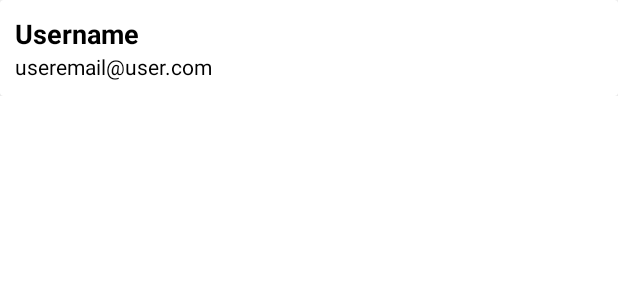
After one commit to hdpolover/ybbadminproject, an Android app: the layout row_user.xml on its own in the app's theme, with its tools: preview values and no code run, on a phone screen of 412 x 824 dp. The commit adds this screen. Shown: the top 300 px of the screen. Run offline under Robolectric (Android 15) with nearby library versions, the phone set to English and light mode, and no system bars.

Commit message:
updated user activity

```diff
--- a/app/build.gradle
+++ b/app/build.gradle
@@ -36,6 +36,10 @@ dependencies {
     implementation 'com.google.android.material:material:1.2.0-alpha03'
 
     implementation 'org.ocpsoft.prettytime:prettytime:4.0.1.Final'
+
+    //glide
+    implementation 'com.github.bumptech.glide:glide:4.10.0'
+    annotationProcessor 'com.github.bumptech.glide:compiler:4.10.0'
 }
 
 apply plugin: 'com.google.gms.google-services'
--- a/app/src/main/AndroidManifest.xml
+++ b/app/src/main/AndroidManifest.xml
@@ -12,7 +12,8 @@
         android:roundIcon="@mipmap/ic_launcher_round"
         android:supportsRtl="true"
         android:theme="@style/AppTheme">
-        <activity android:name=".ReportsActivity"></activity>
+        <activity android:name=".DeepLinkActivity"></activity>
+        <activity android:name=".ReportsActivity" />
         <activity android:name=".UsersActivity" />
         <activity android:name=".FeedbacksActivity" />
         <activity android:name=".EventsActivity" />
--- a/app/src/main/java/com/hdpolover/ybbadminproject/DashboardActivity.java
+++ b/app/src/main/java/com/hdpolover/ybbadminproject/DashboardActivity.java
@@ -32,7 +32,7 @@ public class DashboardActivity extends AppCompatActivity {
         usersLayout.setOnClickListener(new View.OnClickListener() {
             @Override
             public void onClick(View view) {
-                Toast.makeText(getApplicationContext(), "Clicked", Toast.LENGTH_SHORT).show();
+                startActivity(new Intent(DashboardActivity.this, UsersActivity.class));
             }
         });
 
--- a/app/src/main/java/com/hdpolover/ybbadminproject/ReportsActivity.java
+++ b/app/src/main/java/com/hdpolover/ybbadminproject/DeepLinkActivity.java
@@ -4,11 +4,11 @@ import androidx.appcompat.app.AppCompatActivity;
 
 import android.os.Bundle;
 
-public class ReportsActivity extends AppCompatActivity {
+public class DeepLinkActivity extends AppCompatActivity {
 
     @Override
     protected void onCreate(Bundle savedInstanceState) {
         super.onCreate(savedInstanceState);
-        setContentView(R.layout.activity_reports);
+        setContentView(R.layout.activity_deep_link);
     }
 }
--- /dev/null
+++ b/app/src/main/res/layout/row_user.xml
@@ -0,0 +1,39 @@
+<?xml version="1.0" encoding="utf-8"?>
+<LinearLayout xmlns:android="http://schemas.android.com/apk/res/android"
+    xmlns:app="http://schemas.android.com/apk/res-auto"
+    android:orientation="vertical"
+    android:layout_width="match_parent"
+    android:layout_height="wrap_content">
+
+    <androidx.cardview.widget.CardView
+        android:layout_width="match_parent"
+        android:layout_height="wrap_content"
+        app:contentPadding="10dp"
+        android:elevation="3dp">
+
+        <LinearLayout
+            android:layout_width="match_parent"
+            android:layout_height="wrap_content"
+            android:orientation="vertical">
+
+            <TextView
+                android:id="@+id/usernameTv"
+                android:layout_width="match_parent"
+                android:layout_height="wrap_content"
+                android:textColor="@color/colorBlack"
+                android:textSize="18sp"
+                android:textStyle="bold"
+                android:text="Username"/>
+
+            <TextView
+                android:id="@+id/userEmailTv"
+                android:layout_width="match_parent"
+                android:layout_height="wrap_content"
+                android:textColor="@color/colorBlack"
+                android:text="useremail@user.com"/>
+
+        </LinearLayout>
+
+    </androidx.cardview.widget.CardView>
+
+</LinearLayout>
```
Also changed, not shown: app/src/main/java/com/hdpolover/ybbadminproject/Adapters/AdapterUsers.java (added, +62 -0 lines), app/src/main/java/com/hdpolover/ybbadminproject/Models/ModelUsers.java (+180 -0 lines), app/src/main/java/com/hdpolover/ybbadminproject/UsersActivity.java (+73 -0 lines), app/src/main/res/layout/activity_deep_link.xml (added, +9 -0 lines), app/src/main/res/layout/activity_users.xml (+34 -1 lines).
